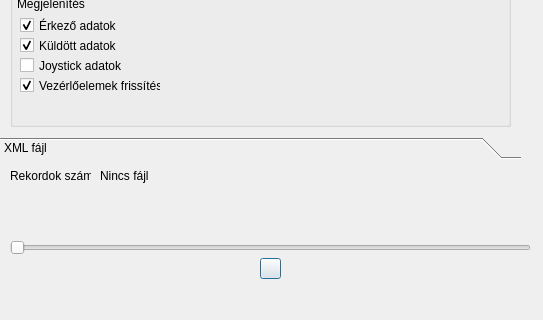
This is src-cpp/vezerlo-gui/lejatszas.ui in KerteszDomokos/tengeralattjaro-cpp as Qt 5 draws it before an edit; both pictures show x 0 to 543 and y 182 to 502 of the 543 by 502 pixel window. The edited form follows.
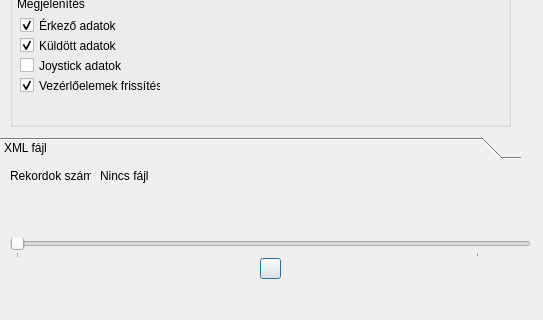
This is the edited form. The open tabs and pages were chosen to show the change. Icons and pictures are not drawn.

Commit message: Nagy xml fájlok olvasása A nagy fájlokat a rendszer részletenként olvassa be 200 adat egyszerre betöltve (elején 1000) Adatok elöl hátul gyorsítótárazva Új GUI elemek A rendszer megakad a betöltési pontoknál (thread használható esetleg)

The edit to the form file:
```diff
--- a/src-cpp/vezerlo-gui/lejatszas.ui
+++ b/src-cpp/vezerlo-gui/lejatszas.ui
@@ -22,9 +22,24 @@
      <height>20</height>
     </rect>
    </property>
+   <property name="maximum">
+    <number>110</number>
+   </property>
+   <property name="singleStep">
+    <number>1</number>
+   </property>
    <property name="orientation">
     <enum>Qt::Horizontal</enum>
    </property>
+   <property name="invertedControls">
+    <bool>false</bool>
+   </property>
+   <property name="tickPosition">
+    <enum>QSlider::TicksBelow</enum>
+   </property>
+   <property name="tickInterval">
+    <number>100</number>
+   </property>
   </widget>
   <widget class="QPushButton" name="playgomb">
    <property name="geometry">
```
Left out of the diff: 44 changed lines with no effect on the pictures. The commit also changes 3 other files.
